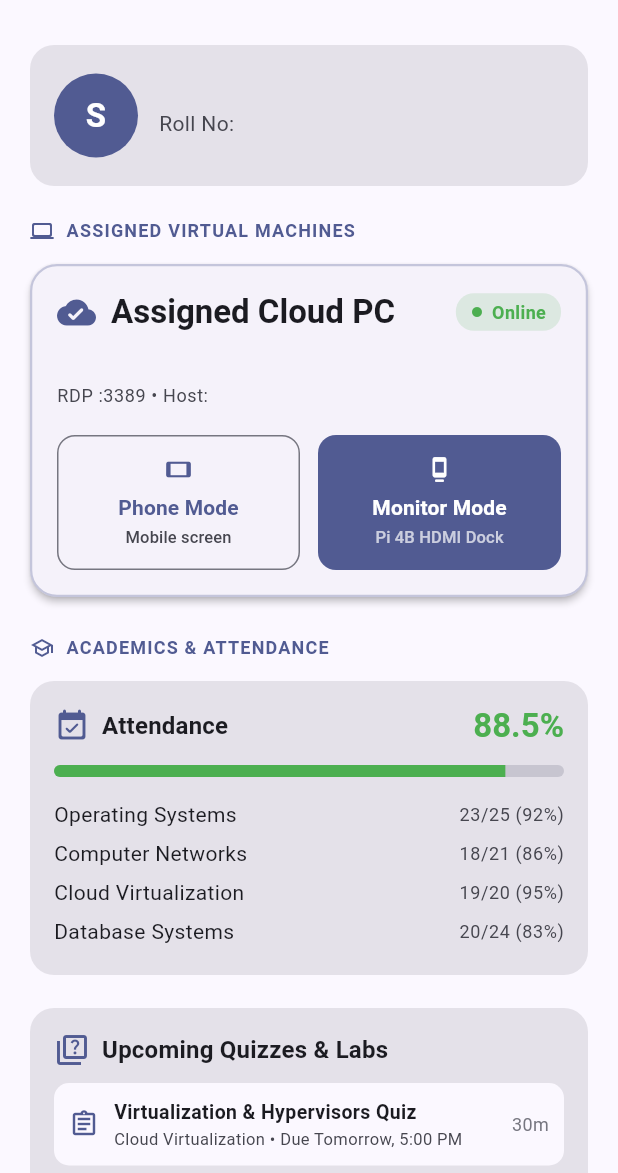
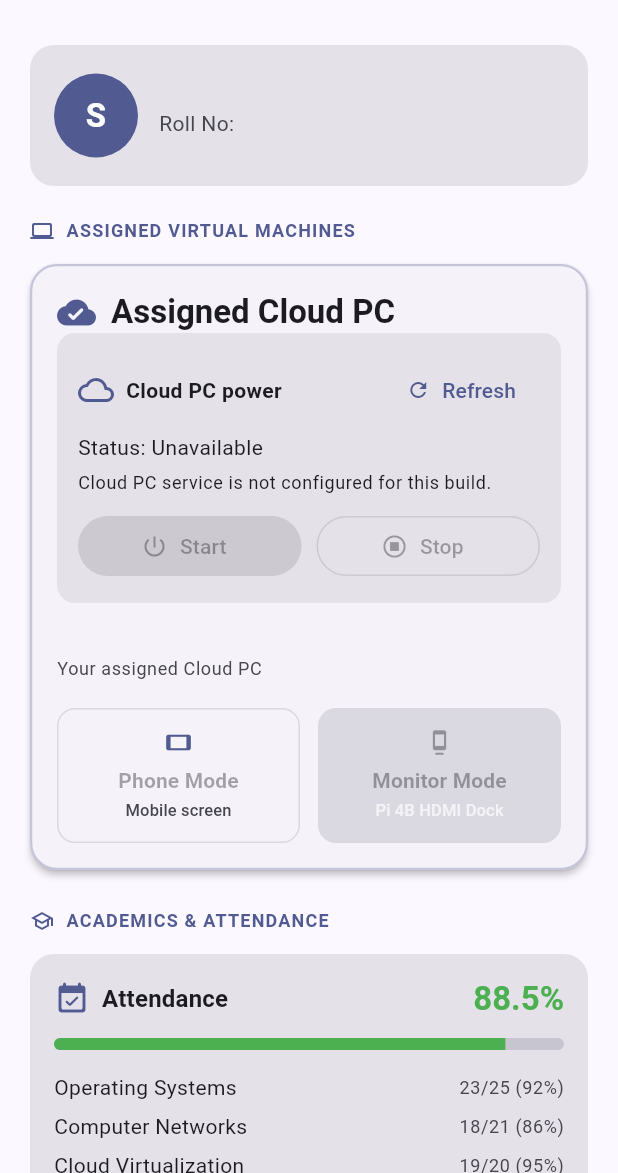
Before and after one commit to SudheendraSripada/mobidesk_app, a Flutter app: the DashboardScreen screen opened directly with empty values, on a phone screen of 412 x 824 dp, the part 63-1236 px from its top. Run offline on Flutter 3.47's test engine with Material 3 defaults, Android fonts, the phone set to English and light mode, and no system bars; our stand-ins replace flutter_secure_storage; accounts and stored records are empty.

Commit message:
Integrate authenticated Cloud PC lifecycle controls

```diff
--- a/lib/config/app_config.dart
+++ b/lib/config/app_config.dart
@@ -20,8 +20,10 @@ class AppConfig {
   String supabaseUrl = '';
   String supabaseAnonKey = '';
   String guacamoleBaseUrl = 'http://10.0.2.2:8080/guacamole';
+  String cloudPcApiBaseUrl = '';
 
-  bool isDemoMode = true;
+  // Production is fail-closed by default. Demo mode must be explicitly enabled.
+  bool isDemoMode = false;
 
   Future<void> load() async {
     try {
@@ -72,12 +74,16 @@ class AppConfig {
     const envUrl = String.fromEnvironment('SUPABASE_URL');
     const envKey = String.fromEnvironment('SUPABASE_ANON_KEY');
     const envGuac = String.fromEnvironment('GUACAMOLE_BASE_URL');
+    const envCloudApi = String.fromEnvironment('CLOUD_PC_API_BASE_URL');
     if (envUrl.isNotEmpty) {
       supabaseUrl = normalizeUrl(envUrl);
     }
     if (envKey.isNotEmpty) supabaseAnonKey = envKey.trim();
     if (envGuac.isNotEmpty) {
       guacamoleBaseUrl = normalizeUrl(envGuac);
+    }
+    if (envCloudApi.isNotEmpty) {
+      cloudPcApiBaseUrl = normalizeUrl(envCloudApi);
     }
   }
 
--- a/lib/models/vm_connection.dart
+++ b/lib/models/vm_connection.dart
@@ -16,8 +16,8 @@ class VmConnection {
     return VmConnection(
       id: json['id'] as String? ?? '',
       name: json['name'] as String? ?? 'Student Windows VM',
-      guacConnectionId: json['guac_connection_id']?.toString() ?? '1',
-      hostname: json['hostname'] as String? ?? '10.0.1.101',
+      guacConnectionId: json['guac_connection_id']?.toString() ?? '',
+      hostname: json['hostname'] as String? ?? '',
     );
   }
 
--- /dev/null
+++ b/lib/screens/cloud_pc_lifecycle_card.dart
@@ -0,0 +1,243 @@
+import 'package:flutter/material.dart';
+
+import '../config/app_config.dart';
+import '../services/cloud_pc_api_service.dart';
+
+/// Student-safe lifecycle controls for the one assigned pilot Cloud PC.
+class CloudPcLifecycleCard extends StatefulWidget {
+  final String supabaseAccessToken;
+  final ValueChanged<bool> onReadinessChanged;
+
+  const CloudPcLifecycleCard({
+    super.key,
+    required this.supabaseAccessToken,
+    required this.onReadinessChanged,
+  });
+
+  @override
+  State<CloudPcLifecycleCard> createState() => _CloudPcLifecycleCardState();
+}
+
+class _CloudPcLifecycleCardState extends State<CloudPcLifecycleCard> {
+  CloudPcStatus? _status;
+  bool _busy = false;
+  String? _message;
+
+  bool get _configured {
+    final uri = Uri.tryParse(AppConfig().cloudPcApiBaseUrl);
+    return uri != null && uri.scheme == 'https' && uri.host.isNotEmpty;
+  }
+
+  @override
+  void initState() {
+    super.initState();
+    WidgetsBinding.instance.addPostFrameCallback((_) => _refresh());
+  }
+
+  Future<void> _refresh() async {
+    if (AppConfig().isDemoMode) {
+      if (!mounted) return;
+      setState(() {
+        _status = const CloudPcStatus(state: 'demo', ready: true);
+        _message = 'Demo mode — lifecycle operations are simulated.';
+      });
+      widget.onReadinessChanged(true);
+      return;
+    }
+    if (!_configured) {
+      if (!mounted) return;
+      setState(() {
+        _status = null;
+        _message = 'Cloud PC service is not configured for this build.';
+      });
+      widget.onReadinessChanged(false);
+      return;
+    }
+    setState(() {
+      _busy = true;
+      _message = null;
+    });
+    try {
+      final result = await CloudPcApiService.status(
+        supabaseAccessToken: widget.supabaseAccessToken,
+      );
+      if (!mounted) return;
+      setState(() {
+        _status = result;
+        _message = null;
+      });
+      widget.onReadinessChanged(result.ready);
+    } catch (e) {
+      if (!mounted) return;
+      setState(() {
+        _message = e is CloudPcApiException
+            ? e.message
+            : 'Cloud PC status is unavailable. Please try again.';
+        _status = null;
+      });
+      widget.onReadinessChanged(false);
+    } finally {
+      if (mounted) setState(() => _busy = false);
+    }
+  }
+
+  Future<void> _start() async {
+    if (_busy || !_configured || AppConfig().isDemoMode) return;
+    setState(() {
+      _busy = true;
+      _message = 'Starting your Cloud PC and checking readiness…';
+    });
+    widget.onReadinessChanged(false);
+    try {
+      final result = await CloudPcApiService.start(
+        supabaseAccessToken: widget.supabaseAccessToken,
+      );
+      if (!mounted) return;
+      setState(() {
+        _status = result;
+        _message = result.ready ? 'Your Cloud PC is ready.' : 'Cloud PC is starting.';
+      });
+      widget.onReadinessChanged(result.ready);
+    } catch (e) {
+      if (!mounted) return;
+      setState(() {
+        _message = e is CloudPcApiException
+            ? e.message
+            : 'Cloud PC could not be started. Please try again.';
+        _status = null;
+      });
+      widget.onReadinessChanged(false);
+    } finally {
+      if (mounted) setState(() => _busy = false);
+    }
+  }
+
+  Future<void> _stop() async {
+    if (_busy || !_configured || AppConfig().isDemoMode) return;
+    final confirmed = await showDialog<bool>(
+      context: context,
+      builder: (context) => AlertDialog(
+        title: const Text('Stop your Cloud PC?'),
+        content: const Text('Your remote desktop session will disconnect. Unsaved work may be lost.'),
+        actions: [
+          TextButton(
+            onPressed: () => Navigator.of(context).pop(false),
+            child: const Text('Cancel'),
+          ),
+          FilledButton(
+            onPressed: () => Navigator.of(context).pop(true),
+            child: const Text('Stop Cloud PC'),
+          ),
+        ],
+      ),
+    );
+    if (confirmed != true || !mounted) return;
+    setState(() {
+      _busy = true;
+      _message = 'Requesting Cloud PC shutdown…';
+    });
+    widget.onReadinessChanged(false);
+    try {
+      final result = await CloudPcApiService.stop(
+        supabaseAccessToken: widget.supabaseAccessToken,
+      );
+      if (!mounted) return;
+      setState(() {
+        _status = result;
+        _message = result.state == 'stopping'
+            ? 'Shutdown requested. You can leave this screen.'
+            : 'Cloud PC is stopped.';
+      });
+      widget.onReadinessChanged(false);
+    } catch (e) {
+      if (!mounted) return;
+      setState(() {
+        _message = e is CloudPcApiException
+            ? e.message
+            : 'Cloud PC could not be stopped. Please try again.';
+      });
+    } finally {
+      if (mounted) setState(() => _busy = false);
+    }
+  }
+
+  @override
+  Widget build(BuildContext context) {
+    final colorScheme = Theme.of(context).colorScheme;
+    final state = _status?.state;
+    final ready = _status?.ready ?? false;
+    final stateLabel = AppConfig().isDemoMode
+        ? 'Demo'
+        : ready
+            ? 'Ready'
+            : state == 'running'
+                ? 'Starting'
+                : state == 'stopping'
+                    ? 'Stopping'
+                    : state == 'stopped'
+                        ? 'Stopped'
+                        : 'Unavailable';
+
+    return Card(
+      margin: EdgeInsets.zero,
+      elevation: 0,
+      color: colorScheme.surfaceContainerHighest,
+      child: Padding(
+        padding: const EdgeInsets.all(14),
+        child: Column(
+          crossAxisAlignment: CrossAxisAlignment.stretch,
+          children: [
+            Row(
+              children: [
+                Icon(Icons.cloud_outlined, color: colorScheme.primary),
+                const SizedBox(width: 8),
+                const Expanded(
+                  child: Text('Cloud PC power', style: TextStyle(fontWeight: FontWeight.bold)),
+                ),
+                if (_busy)
+                  const SizedBox(
+                    width: 16,
+                    height: 16,
+                    child: CircularProgressIndicator(strokeWidth: 2),
+                  )
+                else
+                  TextButton.icon(
+                    onPressed: _refresh,
+                    icon: const Icon(Icons.refresh, size: 16),
+                    label: const Text('Refresh'),
+                  ),
+              ],
+            ),
+            const SizedBox(height: 4),
+            Text('Status: $stateLabel'),
+            if (_message != null) ...[
+              const SizedBox(height: 6),
+              Text(_message!, style: Theme.of(context).textTheme.bodySmall),
+            ],
+            const SizedBox(height: 10),
+            if (!AppConfig().isDemoMode)
+              Row(
+                children: [
+                  Expanded(
+                    child: FilledButton.icon(
+                      onPressed: _busy || !_configured || ready ? null : _start,
+                      icon: const Icon(Icons.power_settings_new),
+                      label: const Text('Start'),
+                    ),
+                  ),
+                  const SizedBox(width: 10),
+                  Expanded(
+                    child: OutlinedButton.icon(
+                      onPressed: _busy || !_configured || state == 'stopped' || state == null ? null : _stop,
+                      icon: const Icon(Icons.stop_circle_outlined),
+                      label: const Text('Stop'),
+                    ),
+                  ),
+                ],
+              ),
+          ],
+        ),
+      ),
+    );
+  }
+}
--- a/lib/screens/dashboard_screen.dart
+++ b/lib/screens/dashboard_screen.dart
@@ -6,18 +6,21 @@ import '../models/vm_connection.dart';
 import 'developer_tools_screen.dart';
 import 'monitor_mode_screen.dart';
 import 'phone_cloud_pc_screen.dart';
+import 'cloud_pc_lifecycle_card.dart';
 import 'settings_screen.dart';
 
 class DashboardScreen extends StatefulWidget {
   final StudentProfile student;
   final VmConnection vm;
   final String guacAuthToken;
+  final String supabaseAccessToken;
 
   const DashboardScreen({
     super.key,
     required this.student,
     required this.vm,
     required this.guacAuthToken,
+    required this.supabaseAccessToken,
   });
 
   @override
@@ -25,6 +28,7 @@ class DashboardScreen extends StatefulWidget {
 }
 
 class _DashboardScreenState extends State<DashboardScreen> {
+  bool _cloudPcReady = false;
   final AttendanceSummary _attendance = AttendanceSummary.mock();
   final List<QuizItem> _quizzes = QuizItem.mockList();
   final AcademicOverview _academicOverview = AcademicOverview.mock();
@@ -232,34 +236,16 @@ class _DashboardScreenState extends State<DashboardScreen> {
                     ),
                   ),
                 ),
-                Container(
-                  padding: const EdgeInsets.symmetric(
-                    horizontal: 10,
-                    vertical: 4,
-                  ),
-                  decoration: BoxDecoration(
-                    color: Colors.green.withValues(alpha: 0.15),
-                    borderRadius: BorderRadius.circular(12),
-                  ),
-                  child: const Row(
-                    mainAxisSize: MainAxisSize.min,
-                    children: [
-                      Icon(Icons.circle, color: Colors.green, size: 8),
-                      SizedBox(width: 6),
-                      Text(
-                        'Online',
-                        style: TextStyle(
-                          color: Colors.green,
-                          fontWeight: FontWeight.bold,
-                          fontSize: 12,
-                        ),
-                      ),
-                    ],
-                  ),
-                ),
+
               ],
             ),
-            const SizedBox(height: 10),
+            CloudPcLifecycleCard(
+              supabaseAccessToken: widget.supabaseAccessToken,
+              onReadinessChanged: (ready) {
+                if (mounted) setState(() => _cloudPcReady = ready);
+              },
+            ),
+            const SizedBox(height: 12),
             Text(
               widget.vm.name,
               style: theme.textTheme.bodyLarge?.copyWith(
@@ -267,7 +253,7 @@ class _DashboardScreenState extends State<DashboardScreen> {
               ),
             ),
             Text(
-              'RDP :3389 • Host: ${widget.vm.hostname}',
+              'Your assigned Cloud PC',
               style: theme.textTheme.bodySmall?.copyWith(
                 color: colorScheme.onSurfaceVariant,
               ),
@@ -289,7 +275,7 @@ class _DashboardScreenState extends State<DashboardScreen> {
                         borderRadius: BorderRadius.circular(12),
                       ),
                     ),
-                    onPressed: () {
+                    onPressed: _cloudPcReady ? () {
                       Navigator.of(context).push(
                         MaterialPageRoute<void>(
                           builder: (_) => PhoneCloudPcScreen(
@@ -298,7 +284,7 @@ class _DashboardScreenState extends State<DashboardScreen> {
                           ),
                         ),
                       );
-                    },
+                    } : null,
                     child: Column(
                       mainAxisSize: MainAxisSize.min,
                       children: [
@@ -341,7 +327,7 @@ class _DashboardScreenState extends State<DashboardScreen> {
                         borderRadius: BorderRadius.circular(12),
                       ),
                     ),
-                    onPressed: () {
+                    onPressed: _cloudPcReady ? () {
                       Navigator.of(context).push(
                         MaterialPageRoute<void>(
                           builder: (_) => MonitorModeScreen(
@@ -350,7 +336,7 @@ class _DashboardScreenState extends State<DashboardScreen> {
                           ),
                         ),
                       );
-                    },
+                    } : null,
                     child: const Column(
                       mainAxisSize: MainAxisSize.min,
                       children: [
--- /dev/null
+++ b/lib/services/cloud_pc_api_service.dart
@@ -0,0 +1,114 @@
+import 'dart:async';
+import 'dart:convert';
+import 'dart:io';
+
+import '../config/app_config.dart';
+
+class CloudPcStatus {
+  final String state;
+  final bool ready;
+
+  const CloudPcStatus({required this.state, required this.ready});
+
+  factory CloudPcStatus.fromJson(Map<String, dynamic> json) {
+    final state = json['state'];
+    final ready = json['ready'];
+    if (state is! String || ready is! bool) {
+      throw const FormatException('Invalid Cloud PC status response.');
+    }
+    return CloudPcStatus(state: state, ready: ready);
+  }
+}
+
+/// Calls the private host lifecycle API using the authenticated Supabase JWT.
+/// The URL is supplied at build time; it is never editable in student settings.
+class CloudPcApiService {
+  static String get baseUrl => AppConfig().cloudPcApiBaseUrl;
+
+  static Future<CloudPcStatus> status({required String supabaseAccessToken}) =>
+      _request('GET', '/api/v1/cloud-pc/status', supabaseAccessToken);
+
+  static Future<CloudPcStatus> start({required String supabaseAccessToken}) =>
+      _request('POST', '/api/v1/cloud-pc/start', supabaseAccessToken);
+
+  static Future<CloudPcStatus> stop({required String supabaseAccessToken}) =>
+      _request('POST', '/api/v1/cloud-pc/stop', supabaseAccessToken);
+
+  static Future<CloudPcStatus> _request(
+    String method,
+    String path,
+    String token,
+  ) async {
+    if (AppConfig().isDemoMode) {
+      throw const CloudPcApiException('Cloud PC lifecycle is unavailable in Demo Mode.');
+    }
+    final uri = Uri.tryParse(baseUrl);
+    if (uri == null ||
+        uri.scheme != 'https' ||
+        uri.host.isEmpty ||
+        !uri.hasAuthority ||
+        uri.userInfo.isNotEmpty ||
+        uri.query.isNotEmpty ||
+        uri.fragment.isNotEmpty) {
+      throw const CloudPcApiException('Cloud PC service is not configured for secure access.');
+    }
+    if (token.trim().isEmpty) {
+      throw const CloudPcApiException('Please sign in again.');
+    }
+
+    HttpClient? client;
+    try {
+      client = HttpClient()..connectionTimeout = const Duration(seconds: 5);
+      final requestUri = uri.resolve(path);
+      final request = method == 'GET'
+          ? await client.getUrl(requestUri)
+          : await client.postUrl(requestUri);
+      request.headers.set(HttpHeaders.authorizationHeader, 'Bearer $token');
+      request.headers.set(HttpHeaders.acceptHeader, 'application/json');
+      request.headers.set(HttpHeaders.contentTypeHeader, 'application/json');
+      final response = await request.close().timeout(const Duration(seconds: 130));
+      final body = await response.transform(utf8.decoder).join();
+      if (response.statusCode < 200 || response.statusCode >= 300) {
+        String message = 'Cloud PC request failed. Please try again.';
+        try {
+          final data = jsonDecode(body);
+          if (data is Map<String, dynamic> && data['detail'] is String) {
+            final detail = data['detail'] as String;
+            const safeMessages = {
+              'Please sign in again.',
+              'No Cloud PC is assigned to this account.',
+              'Cloud PC service is not configured.',
+              'Cloud PC control is unavailable.',
+              'Cloud PC did not become ready. Please try again.',
+              'Too many requests. Please wait and try again.',
+              'Unable to verify Cloud PC access.',
+            };
+            if (safeMessages.contains(detail)) message = detail;
+          }
+        } catch (_) {}
+        throw CloudPcApiException(message);
+      }
+      final data = jsonDecode(body);
+      if (data is! Map<String, dynamic>) {
+        throw const CloudPcApiException('Cloud PC returned an invalid response.');
+      }
+      return CloudPcStatus.fromJson(data);
+    } on CloudPcApiException {
+      rethrow;
+    } on TimeoutException {
+      throw const CloudPcApiException('Cloud PC request timed out. Check your connection and try again.');
+    } catch (_) {
+      throw const CloudPcApiException('Cloud PC is unavailable. Check your connection and try again.');
+    } finally {
+      client?.close(force: true);
+    }
+  }
+}
+
+class CloudPcApiException implements Exception {
+  final String message;
+  const CloudPcApiException(this.message);
+
+  @override
+  String toString() => message;
+}
```
Also changed, not shown: lib/screens/login_screen.dart (+14 -12 lines), lib/screens/phone_cloud_pc_screen.dart (+2 -21 lines), lib/services/supabase_service.dart (+19 -10 lines), 1 other file.
